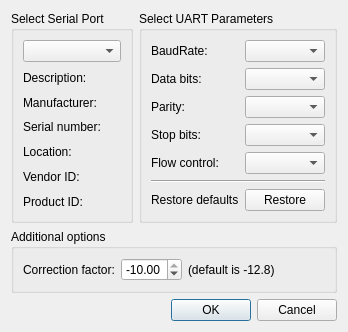
Before: the Qt Designer form SynchroTimeApp/settingsdialog.ui in SergejBre/SynchroTime, drawn with Qt 5.
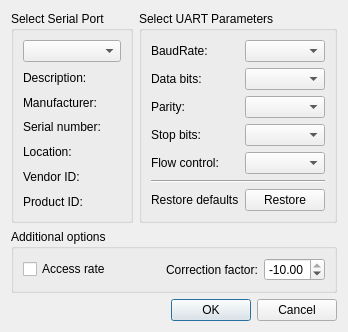
After: the same form once the commit is applied. Icons and pictures are not drawn.

Commit message: Added display control function accessRateEnabled

```diff
--- a/SynchroTimeApp/settingsdialog.ui
+++ b/SynchroTimeApp/settingsdialog.ui
@@ -26,15 +26,15 @@
      <property name="title">
       <string>Additional options</string>
      </property>
-     <layout class="QGridLayout" name="gridLayout_4">
-      <item row="0" column="0">
-       <widget class="QLabel" name="faktorLabel">
+     <layout class="QHBoxLayout" name="horizontalLayout_2">
+      <item>
+       <widget class="QCheckBox" name="accessRateCheckBox">
         <property name="text">
-         <string>Correction factor:</string>
+         <string>Access rate</string>
         </property>
        </widget>
       </item>
-      <item row="0" column="3">
+      <item>
        <spacer name="horizontalSpacer">
         <property name="orientation">
          <enum>Qt::Horizontal</enum>
@@ -47,7 +47,14 @@
         </property>
        </spacer>
       </item>
-      <item row="0" column="1">
+      <item>
+       <widget class="QLabel" name="faktorLabel">
+        <property name="text">
+         <string>Correction factor:</string>
+        </property>
+       </widget>
+      </item>
+      <item>
        <widget class="QDoubleSpinBox" name="factorDoubleSpinBox">
         <property name="toolTip">
          <string>Correction factor between frequency deviation and Aging register value.</string>
@@ -63,13 +70,6 @@
         </property>
        </widget>
       </item>
-      <item row="0" column="2">
-       <widget class="QLabel" name="label">
-        <property name="text">
-         <string>(default is -12.8)</string>
-        </property>
-       </widget>
-      </item>
      </layout>
     </widget>
    </item>
```
The commit also changes 4 other files.
